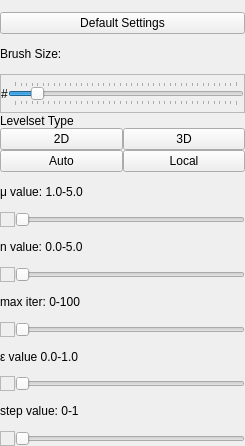
Before: the Qt Designer form tools/levelset_tool/levelset_widget.ui in collinli2353/IRISv2, drawn with Qt 5.
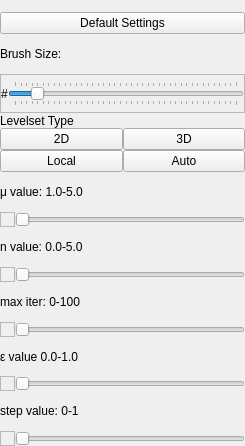
After: the same form once the commit is applied.

What changed in the file:
```diff
--- a/tools/levelset_tool/levelset_widget.ui
+++ b/tools/levelset_tool/levelset_widget.ui
@@ -154,14 +154,14 @@
      <item>
       <widget class="QPushButton" name="levelsetLocal_button">
        <property name="text">
-        <string>Auto</string>
+        <string>Local</string>
        </property>
       </widget>
      </item>
      <item>
       <widget class="QPushButton" name="levelsetAuto_button">
        <property name="text">
-        <string>Local</string>
+        <string>Auto</string>
        </property>
       </widget>
      </item>
```
